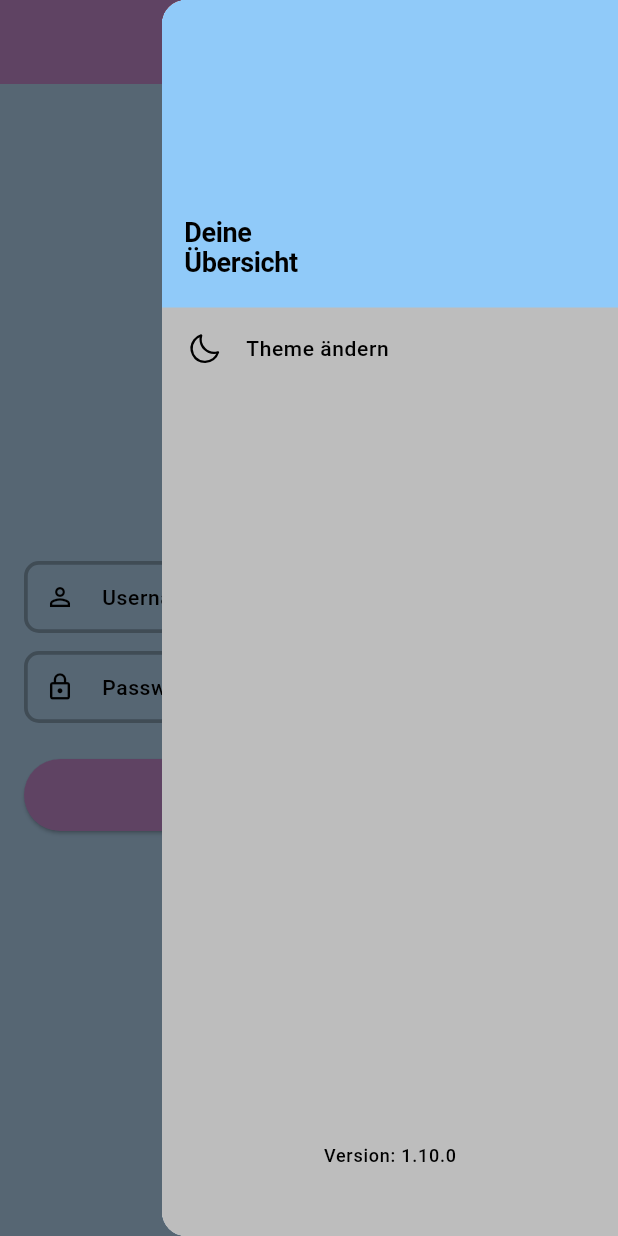
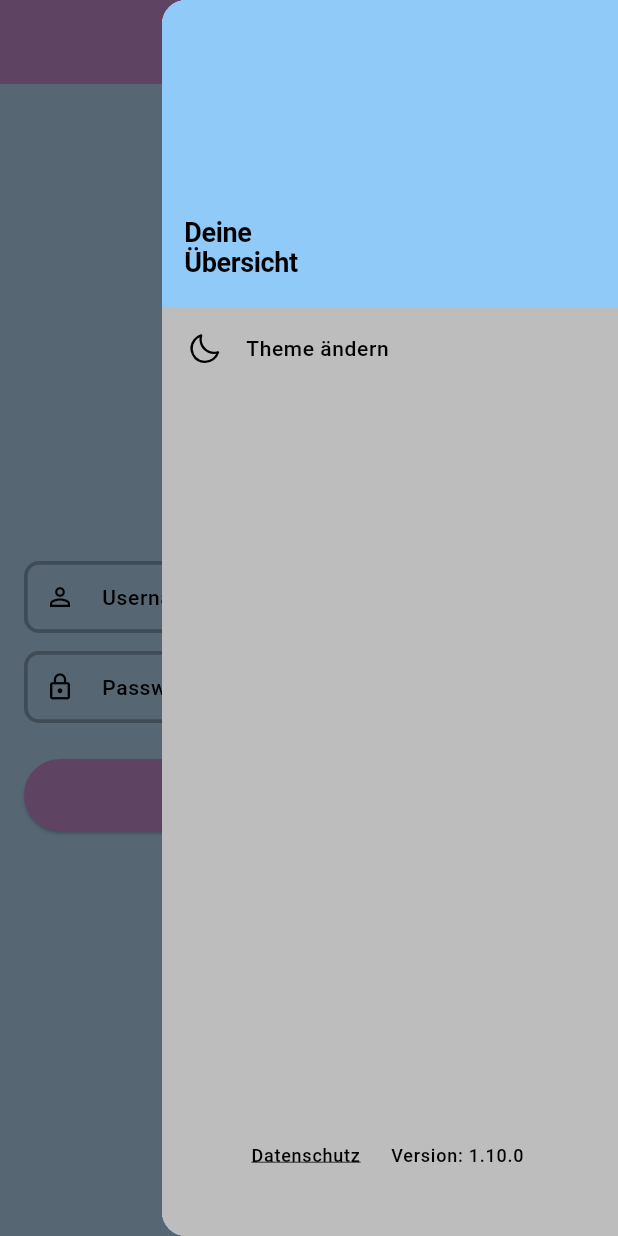
Before and after one commit to sanriodev/aandm, a Flutter app: the screen it shows after launch, with the side drawer open, on a phone screen of 412 x 824 dp. Run offline on Flutter 3.47's test engine with Material 3 defaults, Android fonts, the phone set to English and light mode, and no system bars; our stand-ins replace accordion, fluttertoast, getwidget, hive, package_info_plus, phosphor_flutter and 2 more; missing offline and left inert: http_interceptor, one_clock; accounts and stored records are empty; statements that could not run were skipped.

Commit message:
feat: wip datenschutz

```diff
--- a/lib/widgets/app_drawer_widget.dart
+++ b/lib/widgets/app_drawer_widget.dart
@@ -1,4 +1,5 @@
 import 'package:aandm/screens/home/main_app_screen.dart';
+import 'package:aandm/util/helpers.dart';
 import 'package:flutter/material.dart';
 import 'package:package_info_plus/package_info_plus.dart';
 import 'package:phosphor_flutter/phosphor_flutter.dart';
@@ -89,7 +90,34 @@ class _AppDrawerState extends State<AppDrawer> {
             const Spacer(),
             Align(
               alignment: Alignment.bottomCenter,
-              child: TextButton(
+              child: Row(
+                mainAxisAlignment: MainAxisAlignment.center,
+                children: [
+                  TextButton(
+                    style: TextButton.styleFrom(
+                      padding: const EdgeInsets.symmetric(horizontal: 8),
+                      minimumSize: Size.zero,
+                      tapTargetSize: MaterialTapTargetSize.shrinkWrap,
+                    ),
+                    onPressed: () {
+                      launchUrlInBrowser(
+                        Uri.parse(
+                          "https://blvckleg.dev/app-legal/",
+                        ),
+                      );
+                    },
+                    child: Text(
+                      'Datenschutz',
+                      style: Theme.of(context).textTheme.labelSmall?.copyWith(
+                            decoration: TextDecoration.underline,
+                          ),
+                    ),
+                  ),
+                  Container(
+                    height: 12,
+                    width: 1,
+                  ),
+                  TextButton(
                     style: TextButton.styleFrom(
                       foregroundColor:
                           Theme.of(context).brightness == Brightness.light
@@ -127,6 +155,8 @@ class _AppDrawerState extends State<AppDrawer> {
                       style: Theme.of(context).textTheme.labelSmall,
                     ),
                   ),
+                ],
+              ),
             ),
             const Padding(padding: EdgeInsets.only(top: 30)),
           ],
--- a/pubspec.yaml
+++ b/pubspec.yaml
@@ -49,6 +49,7 @@ dependencies:
   provider: ^6.1.2
   http_interceptor: ^2.0.0
   crypto: ^3.0.6
+  url_launcher: ^6.3.2
 
 dev_dependencies:
   flutter_test:
```
Also changed, not shown: lib/util/helpers.dart (+7 -0 lines), pubspec.lock, 7 other files. Lines whose indentation alone changed are shown as unchanged.
